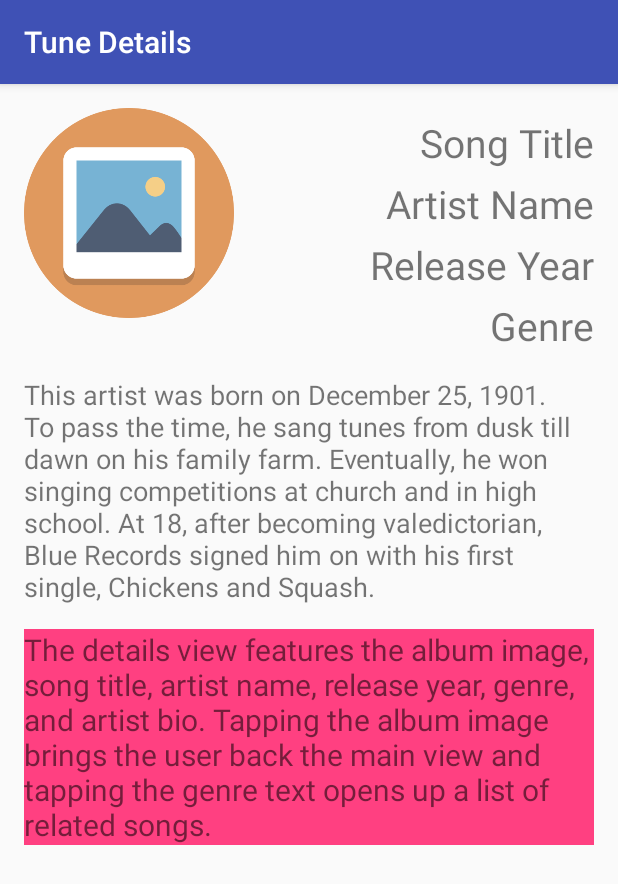
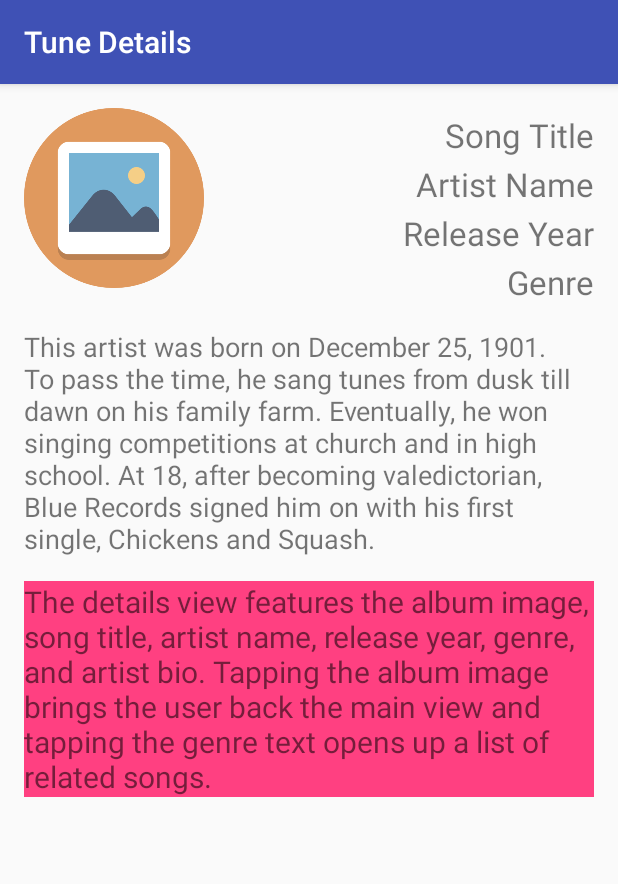
Before and after one commit to ver2point0/TapTunes, an Android app: the TuneDetails screen opened directly, with no data from a screen before it, on a phone screen of 412 x 824 dp. Shown: the top 884 px of the screen. Run offline under Robolectric (Android 15) with nearby library versions, the phone set to English and light mode, and no system bars.

Commit message:
update activity dimensions

```diff
--- a/app/src/main/res/values/dimens.xml
+++ b/app/src/main/res/values/dimens.xml
@@ -3,20 +3,20 @@
     <dimen name="activity_horizontal_margin">16dp</dimen>
     <dimen name="activity_vertical_margin">16dp</dimen>
     <dimen name="album_image_height">250dp</dimen>
-    <dimen name="song_artist_text_size">36sp</dimen>
+    <dimen name="song_artist_text_size">30sp</dimen>
     <dimen name="play_button_width">100dp</dimen>
     <dimen name="play_button_height">80dp</dimen>
-    <dimen name="play_button_margin">250dp</dimen>
+    <dimen name="play_button_margin">175dp</dimen>
     <dimen name="explanation_text_size">20sp</dimen>
     <dimen name="artist_bio_text_size">18sp</dimen>
-    <dimen name="detail_text_vertical_margin">5dp</dimen>
-    <dimen name="detail_text_size">26sp</dimen>
-    <dimen name="detail_album_width">140dp</dimen>
-    <dimen name="detail_album_height">140dp</dimen>
-    <dimen name="genre_image_width">100dp</dimen>
-    <dimen name="genre_image_height">100dp</dimen>
+    <dimen name="detail_text_vertical_margin">3dp</dimen>
+    <dimen name="detail_text_size">22sp</dimen>
+    <dimen name="detail_album_width">120dp</dimen>
+    <dimen name="detail_album_height">120dp</dimen>
+    <dimen name="genre_image_width">75dp</dimen>
+    <dimen name="genre_image_height">75dp</dimen>
     <dimen name="genre_image_vertical_margin">8dp</dimen>
-    <dimen name="genre_song_text_size">16sp</dimen>
-    <dimen name="genre_artist_text_size">16sp</dimen>
+    <dimen name="genre_song_text_size">14sp</dimen>
+    <dimen name="genre_artist_text_size">14sp</dimen>
     <dimen name="genre_linear_horizontal_margin">20dp</dimen>
 </resources>
```
